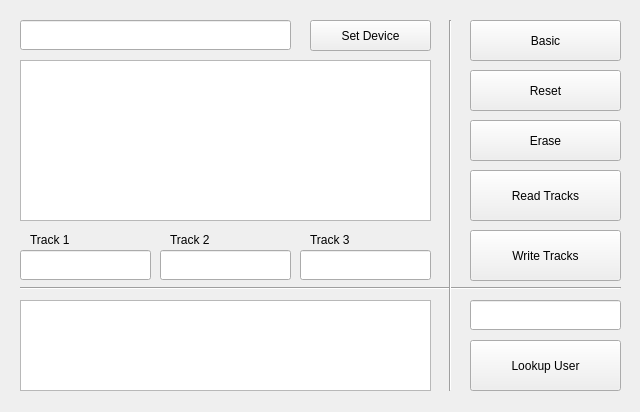
This is cardeditor.ui in Kellel/cardreader as Qt 5 draws it before an edit. The edited form follows.
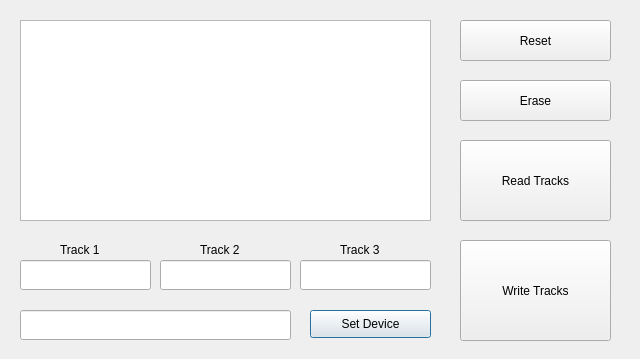
This is the edited form. The open tabs and pages were chosen to show the change.

Diff of the .ui file:
```diff
--- a/cardeditor.ui
+++ b/cardeditor.ui
@@ -7,284 +7,53 @@
     <x>0</x>
     <y>0</y>
     <width>640</width>
-    <height>412</height>
+    <height>359</height>
    </rect>
   </property>
   <property name="windowTitle">
    <string>CardEditor</string>
   </property>
-  <widget class="QStackedWidget" name="stackedWidget">
-   <property name="geometry">
-    <rect>
-     <x>0</x>
-     <y>-10</y>
-     <width>641</width>
-     <height>411</height>
-    </rect>
-   </property>
-   <widget class="QWidget" name="basicPage">
-    <widget class="Line" name="line">
+  <widget class="QLineEdit" name="deviceEdit">
      <property name="geometry">
       <rect>
        <x>20</x>
-       <y>320</y>
-       <width>601</width>
-       <height>21</height>
-      </rect>
-     </property>
-     <property name="orientation">
-      <enum>Qt::Horizontal</enum>
-     </property>
-    </widget>
-    <widget class="Line" name="line_2">
+     <y>310</y>
+     <width>271</width>
+     <height>30</height>
+    </rect>
+   </property>
+  </widget>
+  <widget class="QPushButton" name="deviceButton">
      <property name="geometry">
       <rect>
-       <x>440</x>
-       <y>30</y>
-       <width>21</width>
-       <height>371</height>
-      </rect>
-     </property>
-     <property name="orientation">
-      <enum>Qt::Vertical</enum>
+     <x>310</x>
+     <y>310</y>
+     <width>121</width>
+     <height>28</height>
+    </rect>
+   </property>
+   <property name="text">
+    <string>Set Device</string>
      </property>
     </widget>
     <widget class="QPlainTextEdit" name="statusEdit">
      <property name="geometry">
       <rect>
        <x>20</x>
-       <y>30</y>
+     <y>20</y>
        <width>411</width>
-       <height>281</height>
-      </rect>
-     </property>
-    </widget>
-    <widget class="QLineEdit" name="userEdit">
-     <property name="geometry">
-      <rect>
-       <x>20</x>
-       <y>350</y>
-       <width>411</width>
-       <height>51</height>
-      </rect>
-     </property>
-    </widget>
-    <widget class="QPushButton" name="advancedButton">
-     <property name="geometry">
-      <rect>
-       <x>470</x>
-       <y>30</y>
-       <width>151</width>
-       <height>41</height>
-      </rect>
-     </property>
-     <property name="text">
-      <string>Advanced</string>
-     </property>
-    </widget>
-    <widget class="QPushButton" name="readButton">
-     <property name="geometry">
-      <rect>
-       <x>470</x>
-       <y>120</y>
-       <width>151</width>
-       <height>81</height>
-      </rect>
-     </property>
-     <property name="text">
-      <string>Read</string>
-     </property>
-    </widget>
-    <widget class="QPushButton" name="writeButton">
-     <property name="geometry">
-      <rect>
-       <x>470</x>
-       <y>230</y>
-       <width>151</width>
-       <height>81</height>
-      </rect>
-     </property>
-     <property name="text">
-      <string>Write</string>
-     </property>
-    </widget>
-    <widget class="QPushButton" name="lookupButton">
-     <property name="geometry">
-      <rect>
-       <x>470</x>
-       <y>350</y>
-       <width>151</width>
-       <height>51</height>
-      </rect>
-     </property>
-     <property name="text">
-      <string>Lookup</string>
-     </property>
-    </widget>
-   </widget>
-   <widget class="QWidget" name="advancedPage">
-    <widget class="QPushButton" name="basicButton">
-     <property name="geometry">
-      <rect>
-       <x>470</x>
-       <y>30</y>
-       <width>151</width>
-       <height>41</height>
-      </rect>
-     </property>
-     <property name="text">
-      <string>Basic</string>
-     </property>
-    </widget>
-    <widget class="QPlainTextEdit" name="userstatusEdit">
-     <property name="geometry">
-      <rect>
-       <x>20</x>
-       <y>310</y>
-       <width>411</width>
-       <height>91</height>
-      </rect>
-     </property>
+     <height>201</height>
+    </rect>
+   </property>
      <property name="readOnly">
       <bool>true</bool>
      </property>
     </widget>
-    <widget class="Line" name="line_3">
-     <property name="geometry">
-      <rect>
-       <x>20</x>
-       <y>290</y>
-       <width>601</width>
-       <height>16</height>
-      </rect>
-     </property>
-     <property name="orientation">
-      <enum>Qt::Horizontal</enum>
-     </property>
-    </widget>
-    <widget class="QLineEdit" name="lookupEdit">
-     <property name="geometry">
-      <rect>
-       <x>470</x>
-       <y>310</y>
-       <width>151</width>
-       <height>30</height>
-      </rect>
-     </property>
-    </widget>
-    <widget class="QPushButton" name="lookupuserButton">
-     <property name="geometry">
-      <rect>
-       <x>470</x>
-       <y>350</y>
-       <width>151</width>
-       <height>51</height>
-      </rect>
-     </property>
-     <property name="text">
-      <string>Lookup User</string>
-     </property>
-    </widget>
-    <widget class="QPlainTextEdit" name="statusEdit_2">
-     <property name="geometry">
-      <rect>
-       <x>20</x>
-       <y>70</y>
-       <width>411</width>
-       <height>161</height>
-      </rect>
-     </property>
-     <property name="readOnly">
-      <bool>true</bool>
-     </property>
-    </widget>
-    <widget class="Line" name="line_4">
-     <property name="geometry">
-      <rect>
-       <x>440</x>
-       <y>30</y>
-       <width>20</width>
-       <height>371</height>
-      </rect>
-     </property>
-     <property name="orientation">
-      <enum>Qt::Vertical</enum>
-     </property>
-    </widget>
-    <widget class="QLineEdit" name="track1Edit">
-     <property name="geometry">
-      <rect>
-       <x>20</x>
-       <y>260</y>
-       <width>131</width>
-       <height>30</height>
-      </rect>
-     </property>
-    </widget>
-    <widget class="QLineEdit" name="track2Edit">
-     <property name="geometry">
-      <rect>
-       <x>160</x>
-       <y>260</y>
-       <width>131</width>
-       <height>30</height>
-      </rect>
-     </property>
-    </widget>
-    <widget class="QLineEdit" name="track3Edit">
-     <property name="geometry">
-      <rect>
-       <x>300</x>
-       <y>260</y>
-       <width>131</width>
-       <height>30</height>
-      </rect>
-     </property>
-    </widget>
-    <widget class="QLabel" name="label">
-     <property name="geometry">
-      <rect>
-       <x>30</x>
-       <y>240</y>
-       <width>77</width>
-       <height>20</height>
-      </rect>
-     </property>
-     <property name="text">
-      <string>Track 1</string>
-     </property>
-    </widget>
-    <widget class="QLabel" name="label_2">
-     <property name="geometry">
-      <rect>
-       <x>170</x>
-       <y>240</y>
-       <width>77</width>
-       <height>20</height>
-      </rect>
-     </property>
-     <property name="text">
-      <string>Track 2</string>
-     </property>
-    </widget>
-    <widget class="QLabel" name="label_3">
-     <property name="geometry">
-      <rect>
-       <x>310</x>
-       <y>240</y>
-       <width>77</width>
-       <height>20</height>
-      </rect>
-     </property>
-     <property name="text">
-      <string>Track 3</string>
-     </property>
-    </widget>
     <widget class="QPushButton" name="resetButton">
      <property name="geometry">
       <rect>
-       <x>470</x>
-       <y>80</y>
+     <x>460</x>
+     <y>20</y>
        <width>151</width>
        <height>41</height>
       </rect>
@@ -296,8 +65,8 @@
     <widget class="QPushButton" name="eraseButton">
      <property name="geometry">
       <rect>
-       <x>470</x>
-       <y>130</y>
+     <x>460</x>
+     <y>80</y>
        <width>151</width>
        <height>41</height>
       </rect>
@@ -309,10 +78,10 @@
     <widget class="QPushButton" name="readtracksButton">
      <property name="geometry">
       <rect>
-       <x>470</x>
-       <y>180</y>
+     <x>460</x>
+     <y>140</y>
        <width>151</width>
-       <height>51</height>
+     <height>81</height>
       </rect>
      </property>
      <property name="text">
@@ -322,40 +91,84 @@
     <widget class="QPushButton" name="writetracksButton">
      <property name="geometry">
       <rect>
-       <x>470</x>
+     <x>460</x>
        <y>240</y>
        <width>151</width>
-       <height>51</height>
+     <height>101</height>
       </rect>
      </property>
      <property name="text">
       <string>Write Tracks</string>
      </property>
     </widget>
-    <widget class="QLineEdit" name="deviceEdit">
+  <widget class="QLineEdit" name="track3Edit">
+   <property name="geometry">
+    <rect>
+     <x>300</x>
+     <y>260</y>
+     <width>131</width>
+     <height>30</height>
+    </rect>
+   </property>
+  </widget>
+  <widget class="QLineEdit" name="track2Edit">
+   <property name="geometry">
+    <rect>
+     <x>160</x>
+     <y>260</y>
+     <width>131</width>
+     <height>30</height>
+    </rect>
+   </property>
+  </widget>
+  <widget class="QLineEdit" name="track1Edit">
      <property name="geometry">
       <rect>
        <x>20</x>
-       <y>30</y>
-       <width>271</width>
+     <y>260</y>
+     <width>131</width>
        <height>30</height>
       </rect>
      </property>
     </widget>
-    <widget class="QPushButton" name="deviceButton">
+  <widget class="QLabel" name="label_4">
      <property name="geometry">
       <rect>
-       <x>310</x>
-       <y>30</y>
-       <width>121</width>
-       <height>31</height>
+     <x>60</x>
+     <y>240</y>
+     <width>77</width>
+     <height>20</height>
       </rect>
      </property>
      <property name="text">
-      <string>Set Device</string>
-     </property>
-    </widget>
-   </widget>
+    <string>Track 1</string>
+   </property>
+  </widget>
+  <widget class="QLabel" name="label_5">
+   <property name="geometry">
+    <rect>
+     <x>200</x>
+     <y>240</y>
+     <width>77</width>
+     <height>20</height>
+    </rect>
+   </property>
+   <property name="text">
+    <string>Track 2</string>
+   </property>
+  </widget>
+  <widget class="QLabel" name="label_6">
+   <property name="geometry">
+    <rect>
+     <x>340</x>
+     <y>240</y>
+     <width>77</width>
+     <height>20</height>
+    </rect>
+   </property>
+   <property name="text">
+    <string>Track 3</string>
+   </property>
   </widget>
  </widget>
  <resources/>
```
Left out of the diff: 2 changed lines with no effect on the pictures. Lines whose indentation alone changed are shown as unchanged.
